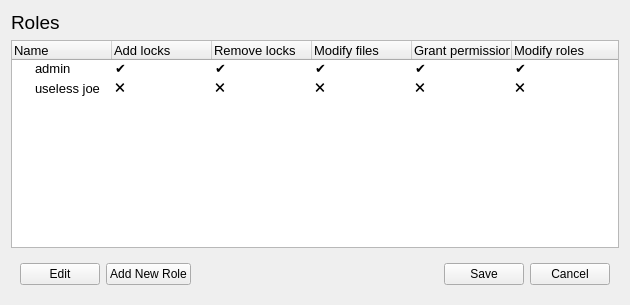
Qt form meg_runtime/ui/rolespanel.ui (ibedard16/Runtime) before a commit.
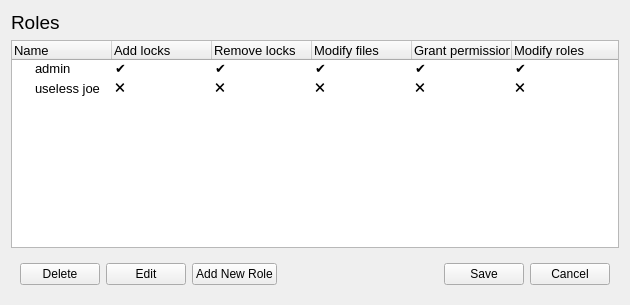
The same form after that commit.

Diff of the .ui file:
```diff
--- a/meg_runtime/ui/rolespanel.ui
+++ b/meg_runtime/ui/rolespanel.ui
@@ -120,6 +120,13 @@
       </size>
      </property>
      <layout class="QHBoxLayout" name="horizontalLayout">
+      <item>
+       <widget class="QPushButton" name="deleteButton">
+        <property name="text">
+         <string>Delete</string>
+        </property>
+       </widget>
+      </item>
       <item>
        <widget class="QPushButton" name="editButton">
         <property name="enabled">
```
Left out of the diff: 2 changed lines with no effect on the pictures.
